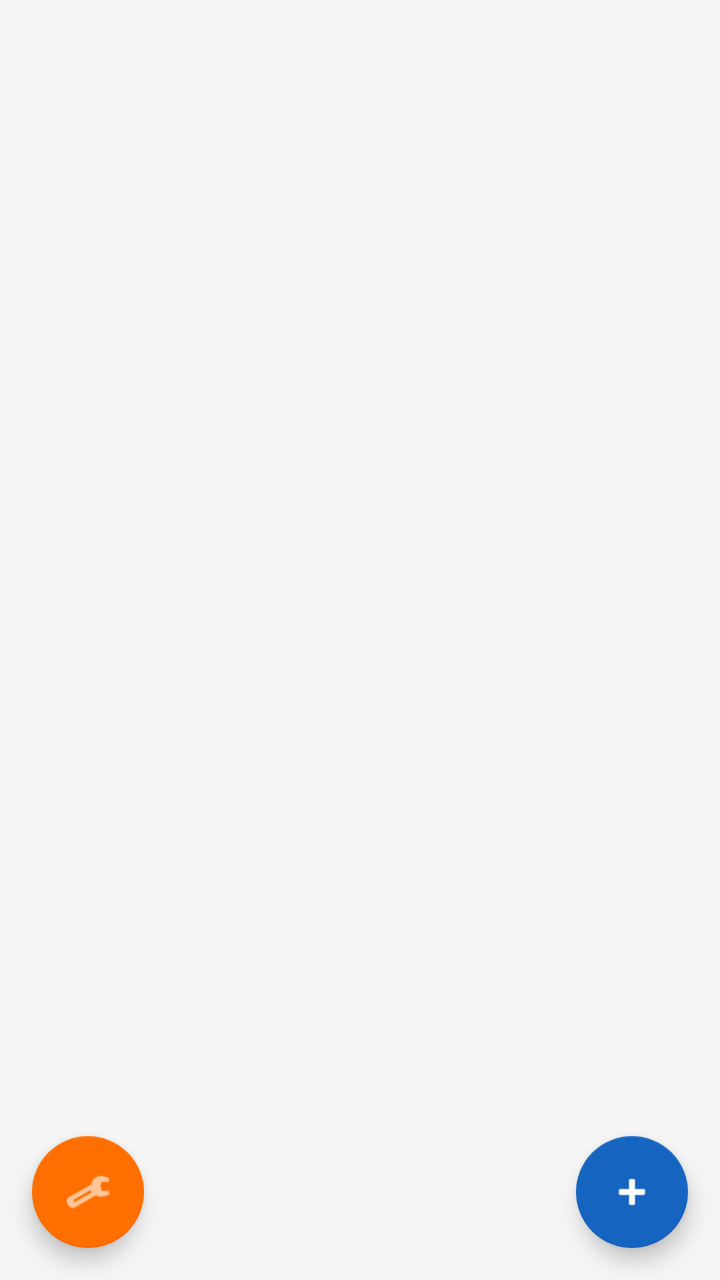
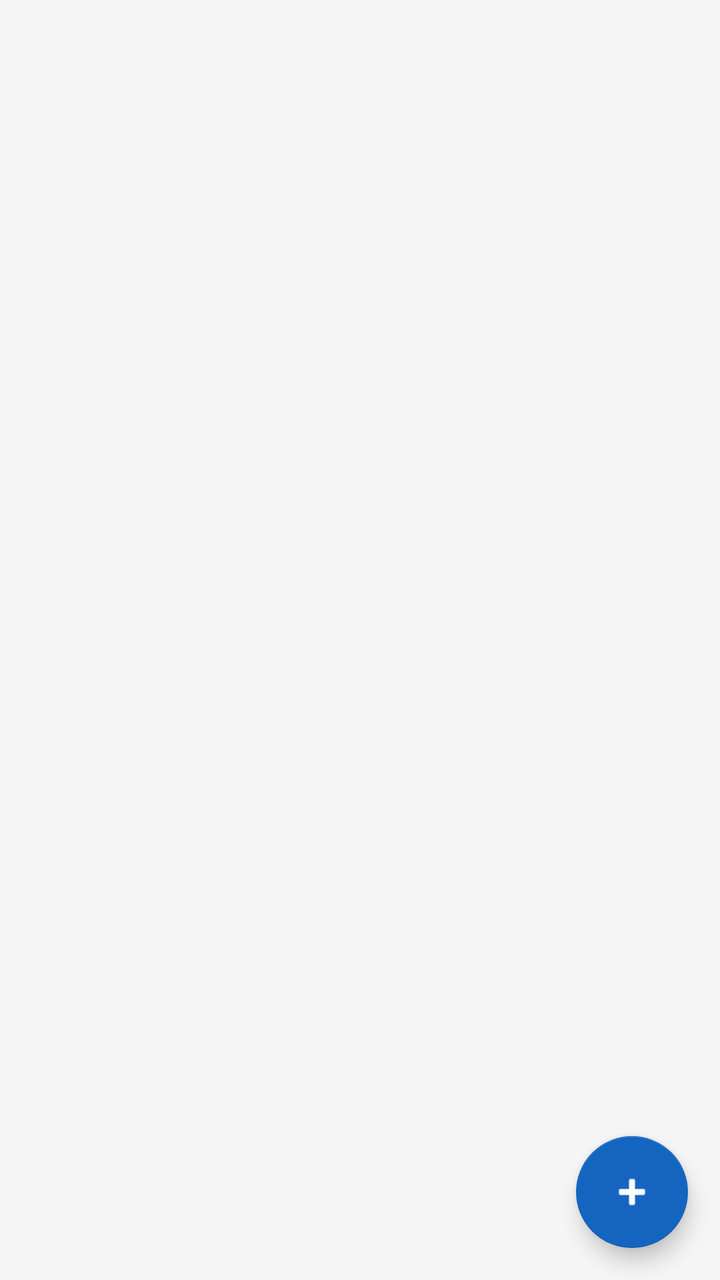

The first picture is an Android layout as it rendered before a commit; the second is the same layout after the commit. The layout source and the unified diff follow.
<!-- AndroidManifest.xml: application theme Theme.FinOpsSimulator -->
<!-- res/layout/activity_lista_projetos.xml -->
<?xml version="1.0" encoding="utf-8"?>
<androidx.coordinatorlayout.widget.CoordinatorLayout
    xmlns:android="http://schemas.android.com/apk/res/android"
    xmlns:app="http://schemas.android.com/apk/res-auto"
    android:layout_width="match_parent"
    android:layout_height="match_parent"
    android:background="@color/background">

    <ListView
        android:id="@+id/listViewProjetos"
        android:layout_width="match_parent"
        android:layout_height="match_parent"
        android:divider="@android:color/darker_gray"
        android:dividerHeight="0.5dp"
        android:padding="8dp" />

    <TextView
        android:id="@+id/tvListaProjetosVazio"
        android:layout_width="wrap_content"
        android:layout_height="wrap_content"
        android:layout_gravity="center"
        android:gravity="center"
        android:text="@string/nenhum_projeto"
        android:textSize="16sp"
        android:textColor="@color/text_secondary"
        android:visibility="gone" />

    <com.google.android.material.floatingactionbutton.FloatingActionButton
        android:id="@+id/fabNovoProjeto"
        android:layout_width="wrap_content"
        android:layout_height="wrap_content"
        android:layout_gravity="bottom|end"
        android:layout_margin="16dp"
        android:contentDescription="Novo Projeto"
        app:srcCompat="@android:drawable/ic_input_add"
        app:backgroundTint="@color/primary" />

    <com.google.android.material.floatingactionbutton.FloatingActionButton
        android:id="@+id/fabGerenciarTipos"
        android:layout_width="wrap_content"
        android:layout_height="wrap_content"
        android:layout_gravity="bottom|start"
        android:layout_margin="16dp"
        android:contentDescription="Gerenciar Tipos"
        app:srcCompat="@android:drawable/ic_menu_manage"
        app:backgroundTint="@color/accent" />

</androidx.coordinatorlayout.widget.CoordinatorLayout>
<!-- resources referenced by this layout -->
<resources>
  <color name="accent">#FF6F00</color>
  <color name="background">#F5F5F5</color>
  <color name="primary">#1565C0</color>
  <color name="text_secondary">#757575</color>
  <string name="nenhum_projeto">Nenhum projeto cadastrado.\nToque no + para criar.</string>
  <style name="Theme.FinOpsSimulator" parent="Theme.MaterialComponents.DayNight.DarkActionBar">
          <item name="colorPrimary">@color/primary</item>
          <item name="colorPrimaryVariant">@color/primary_dark</item>
          <item name="colorOnPrimary">@color/white</item>
          <item name="colorSecondary">@color/accent</item>
          <item name="colorOnSecondary">@color/white</item>
          <item name="android:statusBarColor">@color/primary_dark</item>
      </style>
  <color name="primary_dark">#0D47A1</color>
  <color name="white">#FFFFFFFF</color>
</resources>

<!-- the commit's change to res/layout/activity_lista_projetos.xml (unified diff, before → after) -->
@@ -12,6 +12,7 @@
         android:layout_height="match_parent"
         android:divider="@android:color/darker_gray"
         android:dividerHeight="0.5dp"
+        android:layout_marginTop="90dp"
         android:padding="8dp" />
 
     <TextView
@@ -35,14 +36,4 @@
         app:srcCompat="@android:drawable/ic_input_add"
         app:backgroundTint="@color/primary" />
 
-    <com.google.android.material.floatingactionbutton.FloatingActionButton
-        android:id="@+id/fabGerenciarTipos"
-        android:layout_width="wrap_content"
-        android:layout_height="wrap_content"
-        android:layout_gravity="bottom|start"
-        android:layout_margin="16dp"
-        android:contentDescription="Gerenciar Tipos"
-        app:srcCompat="@android:drawable/ic_menu_manage"
-        app:backgroundTint="@color/accent" />
-
 </androidx.coordinatorlayout.widget.CoordinatorLayout>
<!-- resource entries referenced after the edit -->
@@ -5,7 +5,7 @@
   <color name="primary">#1565C0</color>
   <color name="text_secondary">#757575</color>
   <string name="nenhum_projeto">Nenhum projeto cadastrado.\nToque no + para criar.</string>
-  <style name="Theme.FinOpsSimulator" parent="Theme.MaterialComponents.DayNight.DarkActionBar">
+  <style name="Theme.FinOpsSimulator" parent="Theme.MaterialComponents.Light.DarkActionBar">
           <item name="colorPrimary">@color/primary</item>
           <item name="colorPrimaryVariant">@color/primary_dark</item>
           <item name="colorOnPrimary">@color/white</item>
